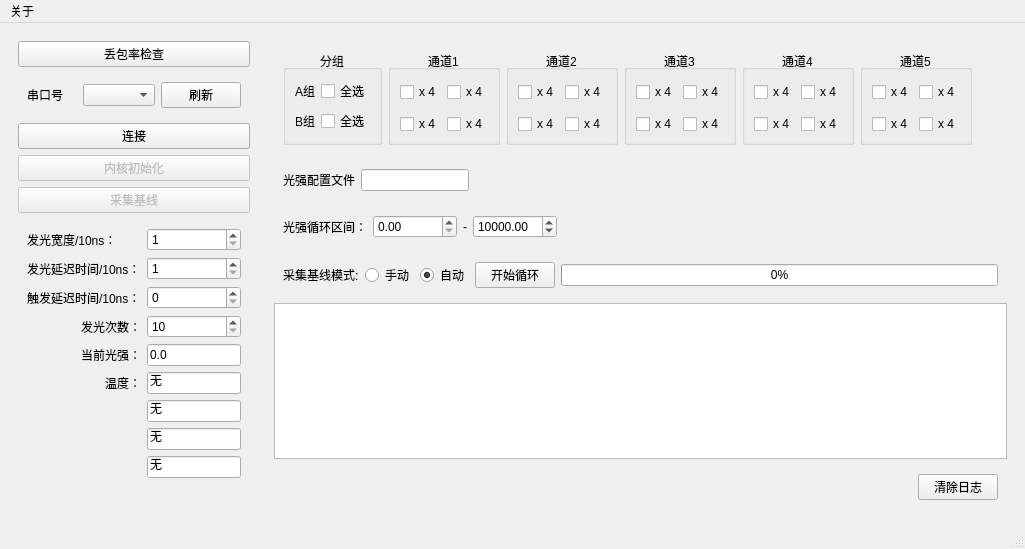
Old version of the form mainwindow.ui in the repository MrXiaomao/LEDControl2.
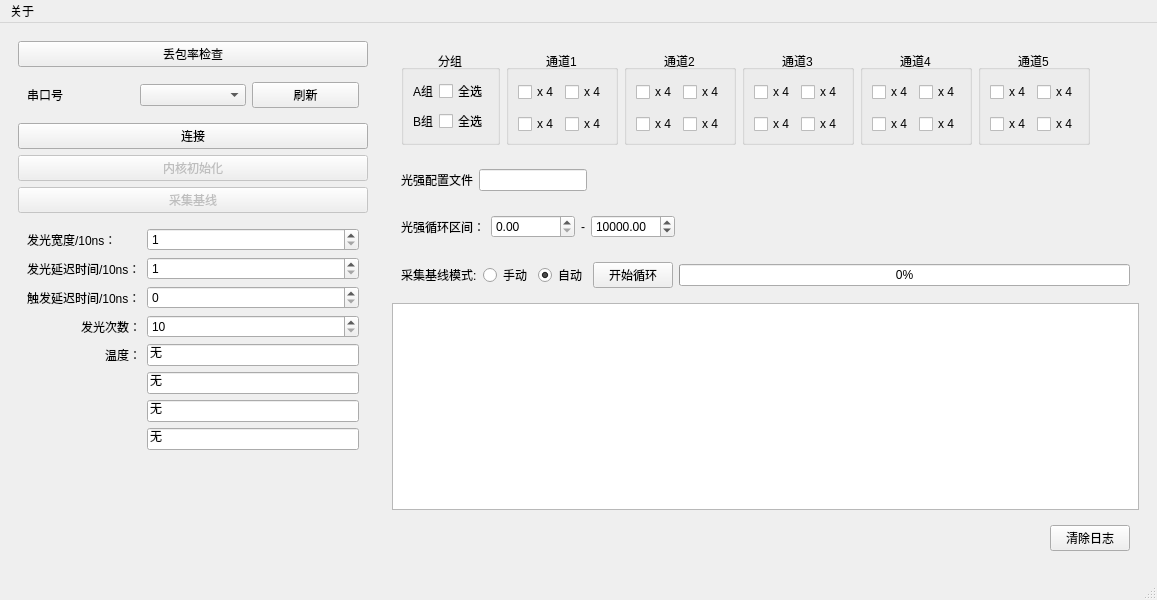
New version of the form.

Diff of the .ui file:
```diff
--- a/mainwindow.ui
+++ b/mainwindow.ui
@@ -6,8 +6,8 @@
    <rect>
     <x>0</x>
     <y>0</y>
-    <width>1025</width>
-    <height>549</height>
+    <width>1157</width>
+    <height>600</height>
    </rect>
   </property>
   <property name="windowTitle">
@@ -94,7 +94,14 @@
             </property>
            </widget>
           </item>
-          <item row="5" column="1">
+          <item row="2" column="0">
+           <widget class="QLabel" name="label_5">
+            <property name="text">
+             <string>触发延迟时间/10ns：</string>
+            </property>
+           </widget>
+          </item>
+          <item row="4" column="1">
            <widget class="QLineEdit" name="lineEdit_Temp1">
             <property name="enabled">
              <bool>true</bool>
@@ -123,23 +130,10 @@
             </property>
            </widget>
           </item>
-          <item row="5" column="0">
-           <widget class="QLabel" name="label_13">
+          <item row="6" column="1">
+           <widget class="QLineEdit" name="lineEdit_Temp3">
             <property name="text">
-             <string>温度：</string>
-            </property>
-            <property name="alignment">
-             <set>Qt::AlignRight|Qt::AlignTrailing|Qt::AlignVCenter</set>
-            </property>
-           </widget>
-          </item>
-          <item row="4" column="0">
-           <widget class="QLabel" name="label_12">
-            <property name="text">
-             <string>当前光强：</string>
-            </property>
-            <property name="alignment">
-             <set>Qt::AlignRight|Qt::AlignTrailing|Qt::AlignVCenter</set>
+             <string>无</string>
             </property>
            </widget>
           </item>
@@ -150,6 +144,56 @@
             </property>
            </widget>
           </item>
+          <item row="5" column="1">
+           <widget class="QLineEdit" name="lineEdit_Temp2">
+            <property name="text">
+             <string>无</string>
+            </property>
+           </widget>
+          </item>
+          <item row="7" column="1">
+           <widget class="QLineEdit" name="lineEdit_Temp4">
+            <property name="text">
+             <string>无</string>
+            </property>
+           </widget>
+          </item>
+          <item row="0" column="1">
+           <widget class="QSpinBox" name="spinBox_LEDWidth">
+            <property name="minimum">
+             <number>1</number>
+            </property>
+            <property name="maximum">
+             <number>655350</number>
+            </property>
+            <property name="singleStep">
+             <number>1</number>
+            </property>
+           </widget>
+          </item>
+          <item row="4" column="0">
+           <widget class="QLabel" name="label_13">
+            <property name="text">
+             <string>温度：</string>
+            </property>
+            <property name="alignment">
+             <set>Qt::AlignRight|Qt::AlignTrailing|Qt::AlignVCenter</set>
+            </property>
+           </widget>
+          </item>
+          <item row="1" column="1">
+           <widget class="QSpinBox" name="spinBox_lightDelayTime">
+            <property name="minimum">
+             <number>1</number>
+            </property>
+            <property name="maximum">
+             <number>10000000</number>
+            </property>
+            <property name="singleStep">
+             <number>1</number>
+            </property>
+           </widget>
+          </item>
           <item row="1" column="0">
            <widget class="QLabel" name="label_9">
             <property name="text">
@@ -157,39 +201,6 @@
             </property>
            </widget>
           </item>
-          <item row="2" column="0">
-           <widget class="QLabel" name="label_5">
-            <property name="text">
-             <string>触发延迟时间/10ns：</string>
-            </property>
-           </widget>
-          </item>
-          <item row="4" column="1">
-           <widget class="QLineEdit" name="lineEdit_LED_Intensity">
-            <property name="enabled">
-             <bool>true</bool>
-            </property>
-            <property name="text">
-             <string>0.0</string>
-            </property>
-            <property name="readOnly">
-             <bool>true</bool>
-            </property>
-           </widget>
-          </item>
-          <item row="1" column="1">
-           <widget class="QSpinBox" name="spinBox_lightDelayTime">
-            <property name="minimum">
-             <number>1</number>
-            </property>
-            <property name="maximum">
-             <number>10000000</number>
-            </property>
-            <property name="singleStep">
-             <number>1</number>
-            </property>
-           </widget>
-          </item>
           <item row="2" column="1">
            <widget class="QSpinBox" name="spinBox_TriggerDelayTime">
             <property name="maximum">
@@ -200,40 +211,6 @@
             </property>
            </widget>
           </item>
-          <item row="0" column="1">
-           <widget class="QSpinBox" name="spinBox_LEDWidth">
-            <property name="minimum">
-             <number>1</number>
-            </property>
-            <property name="maximum">
-             <number>655350</number>
-            </property>
-            <property name="singleStep">
-             <number>1</number>
-            </property>
-           </widget>
-          </item>
-          <item row="7" column="1">
-           <widget class="QLineEdit" name="lineEdit_Temp3">
-            <property name="text">
-             <string>无</string>
-            </property>
-           </widget>
-          </item>
-          <item row="6" column="1">
-           <widget class="QLineEdit" name="lineEdit_Temp2">
-            <property name="text">
-             <string>无</string>
-            </property>
-           </widget>
-          </item>
-          <item row="8" column="1">
-           <widget class="QLineEdit" name="lineEdit_Temp4">
-            <property name="text">
-             <string>无</string>
-            </property>
-           </widget>
-          </item>
          </layout>
         </widget>
        </item>
@@ -744,8 +721,8 @@
     <rect>
      <x>0</x>
      <y>0</y>
-     <width>1025</width>
-     <height>24</height>
+     <width>1157</width>
+     <height>25</height>
     </rect>
    </property>
    <widget class="QMenu" name="menu">
```
